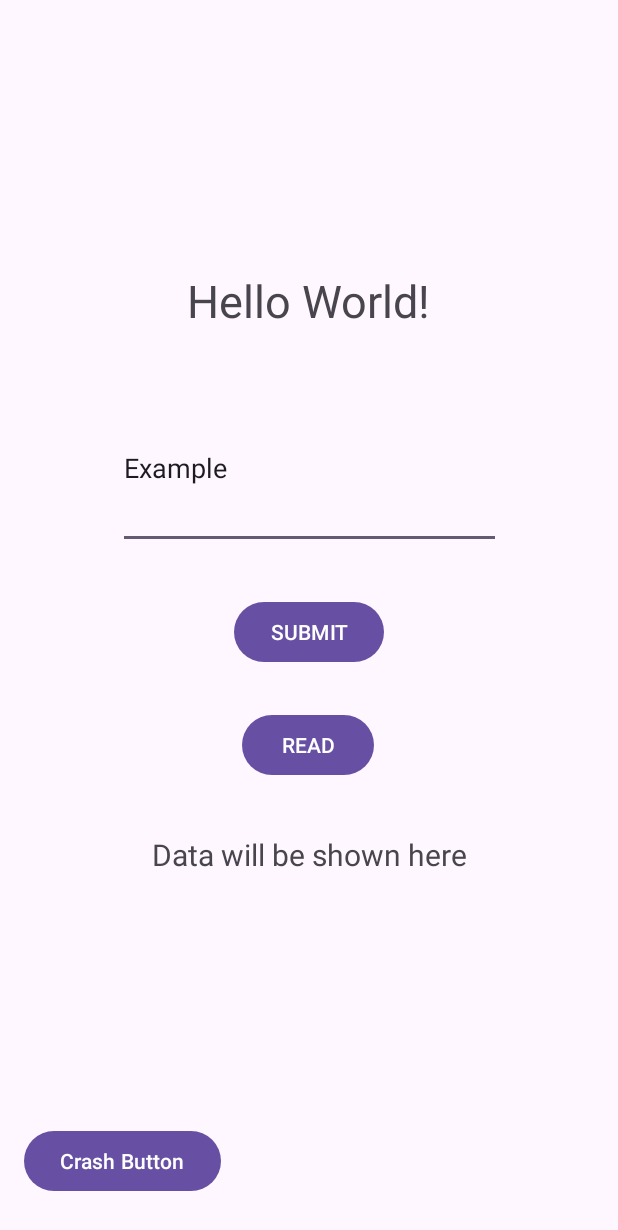
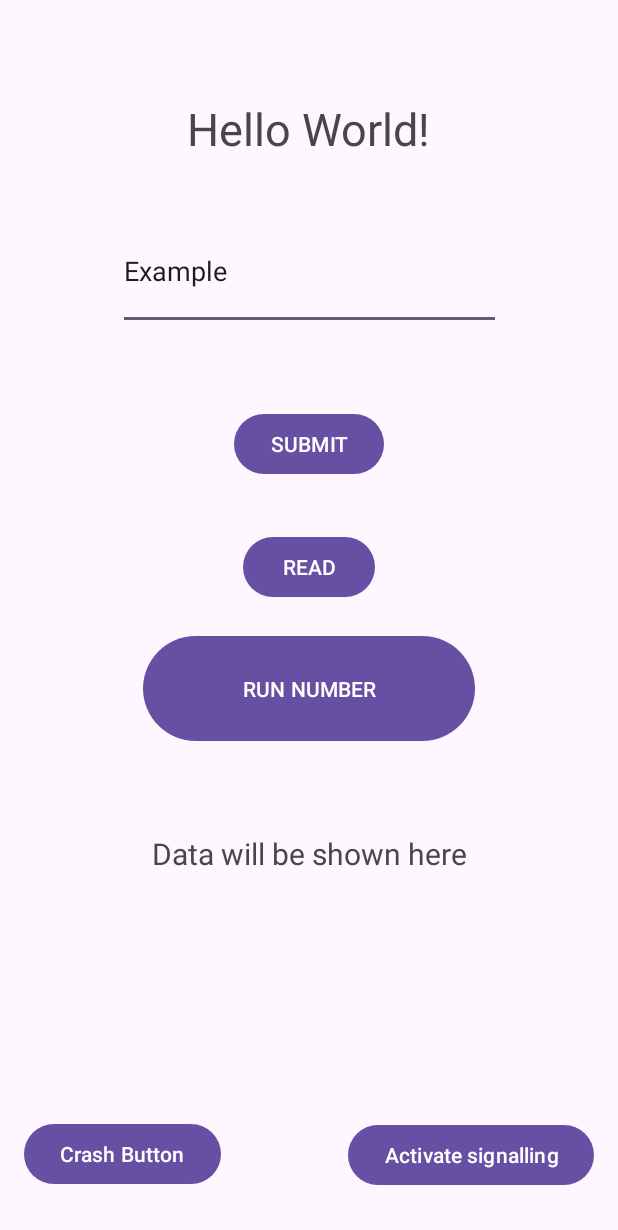
Before and after one commit to femtelemetry/FEM21App, an Android app: the screen it shows after launch (MainActivity), on a phone screen of 412 x 824 dp. Shown: the top 1230 px of the screen. Run offline under Robolectric (Android 15) with nearby library versions, the phone set to English and light mode, and no system bars; our stand-ins replace Firebase (no records; nobody signed in at launch, a user with empty details on screens opened directly).

Commit message:
New update: added signalling button for keeping the app always connects to the database by signalling a number every 10 seconds

```diff
--- a/app/src/main/res/layout/activity_main.xml
+++ b/app/src/main/res/layout/activity_main.xml
@@ -10,8 +10,8 @@
         android:id="@+id/textView"
         android:layout_width="wrap_content"
         android:layout_height="wrap_content"
-        android:layout_marginTop="180dp"
-        android:layout_marginBottom="38dp"
+        android:layout_marginTop="65dp"
+        android:layout_marginBottom="36dp"
         android:text="Hello World!"
         android:textSize="30sp"
         app:layout_constraintBottom_toTopOf="@+id/TextBox"
@@ -23,10 +23,10 @@
         android:id="@+id/TextBox"
         android:layout_width="255dp"
         android:layout_height="0dp"
-        android:layout_marginBottom="190dp"
+        android:layout_marginBottom="200dp"
         android:hint="Put anything Here!"
         android:text="Example"
-        app:layout_constraintBottom_toTopOf="@+id/TextBox2"
+        app:layout_constraintBottom_toTopOf="@+id/RunButton"
         app:layout_constraintEnd_toEndOf="parent"
         app:layout_constraintStart_toStartOf="parent"
         app:layout_constraintTop_toBottomOf="@+id/textView" />
@@ -35,8 +35,8 @@
         android:id="@+id/SubmitButton"
         android:layout_width="wrap_content"
         android:layout_height="wrap_content"
-        android:layout_marginTop="397dp"
-        android:layout_marginBottom="27dp"
+        android:layout_marginTop="272dp"
+        android:layout_marginBottom="34dp"
         android:text="SUBMIT"
         app:layout_constraintBottom_toTopOf="@+id/ReadButton"
         app:layout_constraintEnd_toEndOf="parent"
@@ -48,7 +48,7 @@
         android:layout_width="wrap_content"
         android:layout_height="wrap_content"
         android:layout_marginStart="16dp"
-        android:layout_marginBottom="16dp"
+        android:layout_marginBottom="25dp"
         android:text="Crash Button"
         app:layout_constraintBottom_toBottomOf="parent"
         app:layout_constraintStart_toStartOf="parent"
@@ -58,8 +58,8 @@
         android:id="@+id/ReadButton"
         android:layout_width="wrap_content"
         android:layout_height="wrap_content"
-        android:layout_marginStart="5dp"
-        android:layout_marginBottom="35dp"
+        android:layout_marginStart="6dp"
+        android:layout_marginBottom="153dp"
         android:text="READ"
         app:layout_constraintBottom_toTopOf="@+id/TextBox2"
         app:layout_constraintStart_toStartOf="@+id/SubmitButton"
@@ -80,5 +80,28 @@
         app:layout_constraintStart_toStartOf="parent"
         app:layout_constraintTop_toBottomOf="@+id/ReadButton" />
 
+    <Button
+        android:id="@+id/RunButton"
+        android:layout_width="221dp"
+        android:layout_height="0dp"
+        android:layout_marginBottom="57dp"
+        android:text="RUN NUMBER"
+        app:layout_constraintBottom_toTopOf="@+id/TextBox2"
+        app:layout_constraintEnd_toEndOf="parent"
+        app:layout_constraintStart_toStartOf="parent"
+        app:layout_constraintTop_toBottomOf="@+id/TextBox"
+        app:rippleColor="#03A9F4"
+        app:strokeColor="#03A9F4" />
+
+    <Button
+        android:id="@+id/signallingButton"
+        android:layout_width="wrap_content"
+        android:layout_height="wrap_content"
+        android:layout_marginTop="6dp"
+        android:layout_marginEnd="16dp"
+        android:text="Activate signalling"
+        app:layout_constraintEnd_toEndOf="parent"
+        app:layout_constraintTop_toBottomOf="@+id/TextBox2" />
+
 
 </androidx.constraintlayout.widget.ConstraintLayout>
```
Also changed, not shown: app/src/main/java/com/example/fem21application/MainActivity.java (+71 -7 lines).
